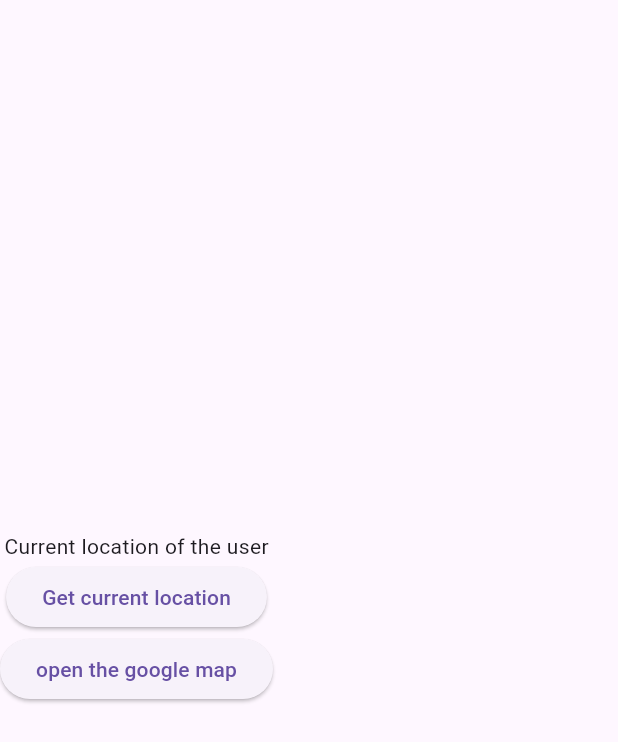
After one commit to FAYIS111/Dog-catcher, a Flutter app: the LocationPage screen opened by its route, after a tap on "Get current location", on a phone screen of 412 x 824 dp. The commit adds this screen. Shown: the top 742 px of the screen. Run offline on Flutter 3.47's test engine with Material 3 defaults, Android fonts, the phone set to English and light mode, and no system bars; our stand-ins replace geolocator, image_cropper, image_picker, permission_handler.

Commit message:
Location page created.And make some changes

```diff
--- a/lib/main.dart
+++ b/lib/main.dart
@@ -1,4 +1,5 @@
 import 'package:dog_catcher/pages/CommonPage.dart';
+import 'package:dog_catcher/pages/LocationPage.dart';
 import 'package:dog_catcher/pages/LogInPage.dart';
 import 'package:dog_catcher/pages/ReportPage.dart';
 import 'package:dog_catcher/pages/SignUpPage.dart';
@@ -14,6 +15,7 @@ void main() {
         '/HomePage': (context) => HomePage(),
         '/CommonPage': (context) => CommonPage(),
         '/ReportPage': (context) => ReportPage(),
+        '/LocationPage': (context) => LocationPage(),
       },
       initialRoute: '/LogIn',
       title: "Dog Catcher App",
--- /dev/null
+++ b/lib/pages/LocationPage.dart
@@ -0,0 +1,91 @@
+import "package:flutter/material.dart";
+import 'package:geolocator/geolocator.dart';
+import 'package:url_launcher/url_launcher_string.dart';
+
+class LocationPage extends StatefulWidget {
+  const LocationPage({super.key});
+
+  @override
+  State<LocationPage> createState() => _LocationPageState();
+}
+
+class _LocationPageState extends State<LocationPage> {
+  String locationMessage = 'Current location of the user';
+  late String lat;
+  late String long;
+  //getting current location
+  Future<Position> _getCurrentLocation() async {
+    bool serviceEnabled = await Geolocator.isLocationServiceEnabled();
+    if (!serviceEnabled) {
+      return Future.error('Location Services are disabled');
+    }
+    LocationPermission permission = await Geolocator.checkPermission();
+    if (permission == LocationPermission.denied) {
+      permission = await Geolocator.requestPermission();
+      if (permission == LocationPermission.denied) {
+        return Future.error("Location Permission are denied");
+      }
+    }
+    if (permission == LocationPermission.deniedForever) {
+      return Future.error(
+          'Location permissions are permently denied,we cannot request');
+    }
+    return await Geolocator.getCurrentPosition();
+  }
+
+  //Listen to location updates
+  void _liveLocation() {
+    LocationSettings locationSettings = LocationSettings(
+      accuracy: LocationAccuracy.high,
+      distanceFilter: 100,
+    );
+    Geolocator.getPositionStream(locationSettings: locationSettings)
+        .listen((Position position) {
+      lat = position.latitude.toString();
+      long = position.longitude.toString();
+      setState(() {
+        locationMessage = 'Latitude:$lat , Longitude: $long';
+      });
+    });
+  }
+
+  //open the current location in google map
+  Future<void> _openMap(String lat, String long) async {
+    String googleURL =
+        'https://www.google.com/maps/search/?api=1&query=$lat,$long';
+    await canLaunchUrlString(googleURL)
+        ? await launchUrlString(googleURL)
+        : throw 'Could not launch $googleURL';
+  }
+
+  @override
+  Widget build(BuildContext context) {
+    return Scaffold(
+      body: Column(
+        mainAxisAlignment: MainAxisAlignment.center,
+        children: [
+          Text(locationMessage),
+          ElevatedButton(
+            onPressed: () {
+              _getCurrentLocation().then((value) {
+                lat = '${value.latitude}';
+                long = '${value.longitude}';
+                setState(() {
+                  locationMessage = 'Latitude: $lat , Longitude: $long';
+                });
+                _liveLocation();
+              });
+            },
+            child: Text('Get current location'),
+          ),
+          ElevatedButton(
+            onPressed: () {
+              _openMap(lat, long);
+            },
+            child: Text('open the google map'),
+          ),
+        ],
+      ),
+    );
+  }
+}
--- a/lib/pages/ReportPage.dart
+++ b/lib/pages/ReportPage.dart
@@ -80,8 +80,10 @@ class _ReportPageState extends State<ReportPage> {
               color: MaterialStateProperty.all(Colors.greenAccent),
               width: 150,
               height: 50,
-              buttonText: "REPORT",
-              buttonAction: () {},
+              buttonText: "NEXT",
+              buttonAction: () {
+                Navigator.pushNamed(context, '/LocationPage');
+              },
             ),
           ],
         ),
--- a/pubspec.yaml
+++ b/pubspec.yaml
@@ -38,6 +38,8 @@ dependencies:
   image_cropper: ^5.0.1
   image_picker: ^1.0.7
   permission_handler: ^11.0.1
+  geolocator: ^10.1.0
+  url_launcher: ^6.2.3
 
 dev_dependencies:
   flutter_test:
```
Also changed, not shown: assets/pics/NoImage.jpeg (added), pubspec.lock, 7 other files.
